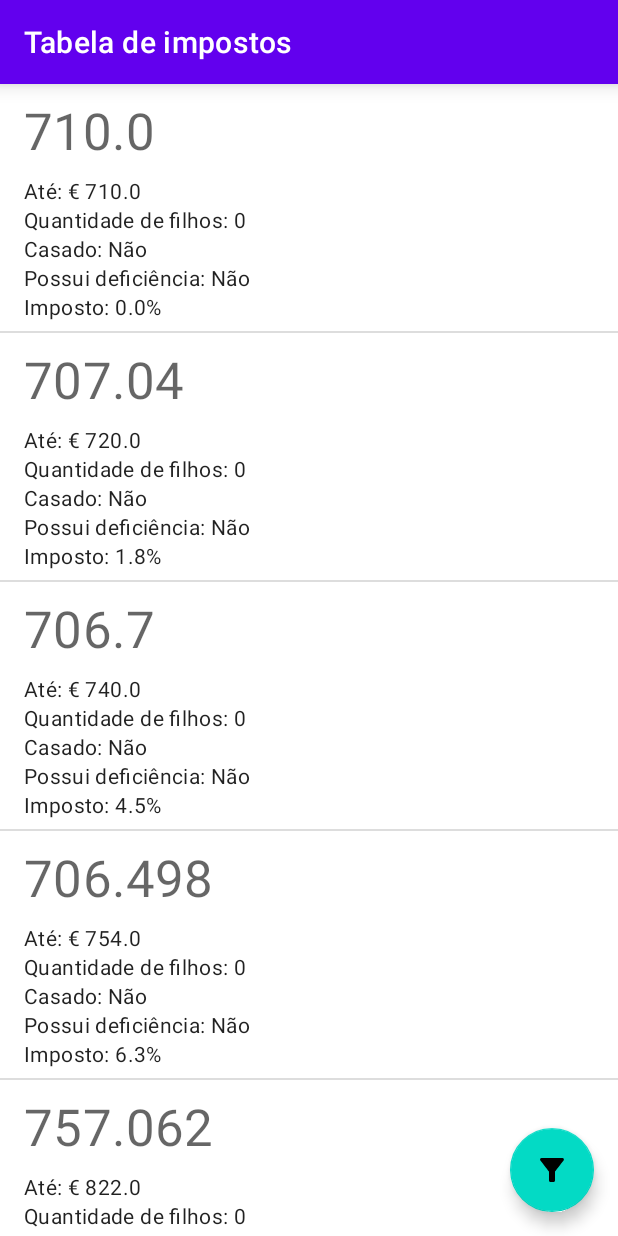
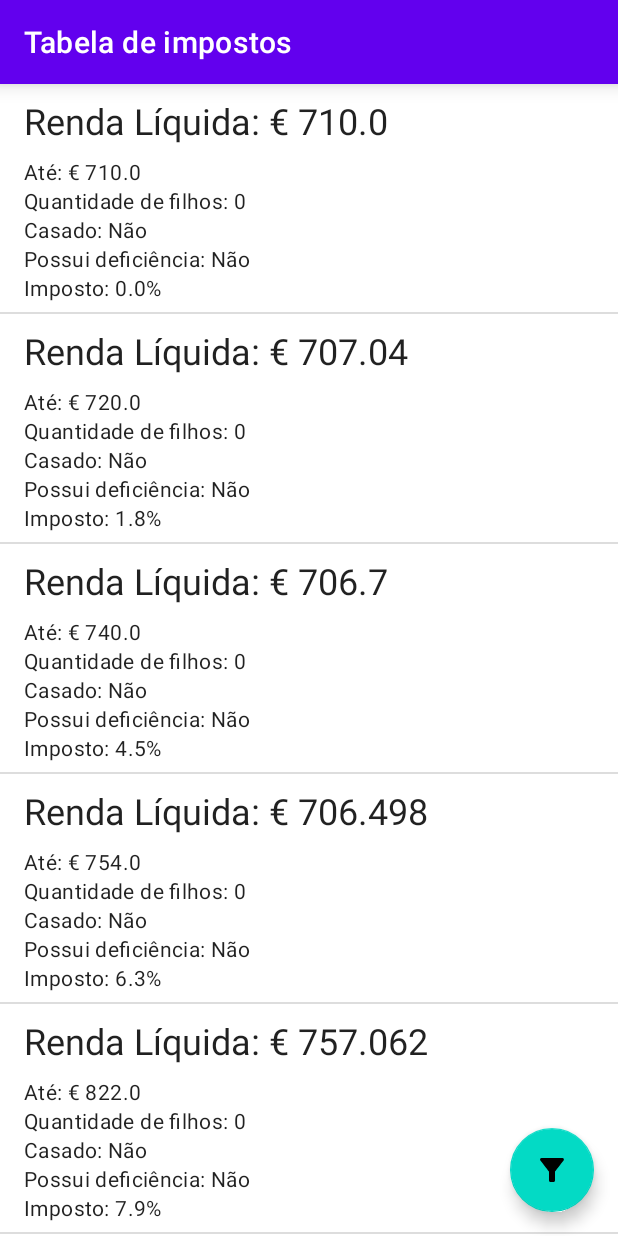
Before and after one commit to raynerweb/financas, an Android app: the TaxTableFragment screen opened through its navigation route, on a phone screen of 412 x 824 dp. Run offline under Robolectric (Android 15) with nearby library versions, the phone set to English and light mode, and no system bars; our stand-ins replace Dagger/Hilt's generated code, data binding; 4 statements that could not run were skipped.

Commit message:
remove filters

```diff
--- a/app/src/main/java/br/com/raynerweb/portugal/financas/ui/fragment/TaxTableFragment.kt
+++ b/app/src/main/java/br/com/raynerweb/portugal/financas/ui/fragment/TaxTableFragment.kt
@@ -82,6 +82,11 @@ class TaxTableFragment : Fragment() {
         dialogFilter.dismiss()
     }
 
+    fun clearFilter(view: View) {
+        viewModel.clearFilter()
+        dialogFilter.dismiss()
+    }
+
     fun showFilter(view: View) {
         dialogFilter.show()
     }
--- a/app/src/main/java/br/com/raynerweb/portugal/financas/viewmodel/TaxTableViewModel.kt
+++ b/app/src/main/java/br/com/raynerweb/portugal/financas/viewmodel/TaxTableViewModel.kt
@@ -20,9 +20,9 @@ class TaxTableViewModel @Inject constructor(
     protected val context
         get() = application.applicationContext
 
-    val rendaMaxima = MutableLiveData<String>()
-    val isCasado = MutableLiveData<Boolean>()
-    val isDeficiente = MutableLiveData<Boolean>()
+    val rendaMaxima = MutableLiveData<String?>()
+    val isCasado = MutableLiveData<Boolean?>()
+    val isDeficiente = MutableLiveData<Boolean?>()
 
     private val _impostos = MutableLiveData<List<Imposto>>()
     val taxTable = MediatorLiveData<List<Tax>>()
@@ -70,10 +70,18 @@ class TaxTableViewModel @Inject constructor(
             }
 
             taxTable.value = impostosFiltrados.map { imposto ->
+                val rendaLiquidaInformada = context.getString(
+                    R.string.renda_liquida,
+                    (renda - (renda * imposto.imposto)).toString()
+                )
+                val rendaLiquidaPadrao = context.getString(
+                    R.string.renda_liquida,
+                    (imposto.rendaLimite - (imposto.rendaLimite * imposto.imposto)).toString()
+                )
                 Tax(
                     rendaLiquida = if (informouRenda)
-                        (renda - (renda * imposto.imposto)).toString() else
-                        (imposto.rendaLimite - (imposto.rendaLimite * imposto.imposto)).toString(),
+                        rendaLiquidaInformada else
+                        rendaLiquidaPadrao,
                     rendaLimite = context.getString(
                         R.string.renda_ate,
                         imposto.rendaLimite.toString()
@@ -104,4 +112,10 @@ class TaxTableViewModel @Inject constructor(
         _impostos.postValue(irsRepository.getAll())
     }
 
+    fun clearFilter() {
+        rendaMaxima.postValue("")
+        isCasado.postValue(null)
+        isDeficiente.postValue(null)
+    }
+
 }
--- a/app/src/main/res/layout/view_tax.xml
+++ b/app/src/main/res/layout/view_tax.xml
@@ -16,7 +16,7 @@
 
         <TextView
             android:id="@+id/tv_renda_liquida"
-            style="?attr/textAppearanceHeadline4"
+            style="?attr/textAppearanceHeadline5"
             android:layout_width="0dp"
             android:layout_height="match_parent"
             android:paddingStart="16dp"
--- a/app/src/main/res/layout/view_tax_filter.xml
+++ b/app/src/main/res/layout/view_tax_filter.xml
@@ -96,7 +96,8 @@
             android:layout_width="match_parent"
             android:layout_height="wrap_content"
             android:layout_marginHorizontal="16dp"
-            android:text="@string/cancelar"
+            android:onClick="@{fragment.clearFilter}"
+            android:text="@string/remover_filtros"
             app:layout_constraintEnd_toEndOf="parent"
             app:layout_constraintStart_toStartOf="parent"
             app:layout_constraintTop_toBottomOf="@+id/btn_ok" />
--- a/app/src/main/res/values/strings.xml
+++ b/app/src/main/res/values/strings.xml
@@ -14,6 +14,6 @@
     <string name="eh_casado">É Casado?</string>
     <string name="eh_deficiente">É deficiente</string>
     <string name="ok">OK</string>
-    <string name="cancelar">Cancelar</string>
+    <string name="remover_filtros">Remover Filtros</string>
     <string name="tax_table">Tabela de impostos</string>
 </resources>
```
